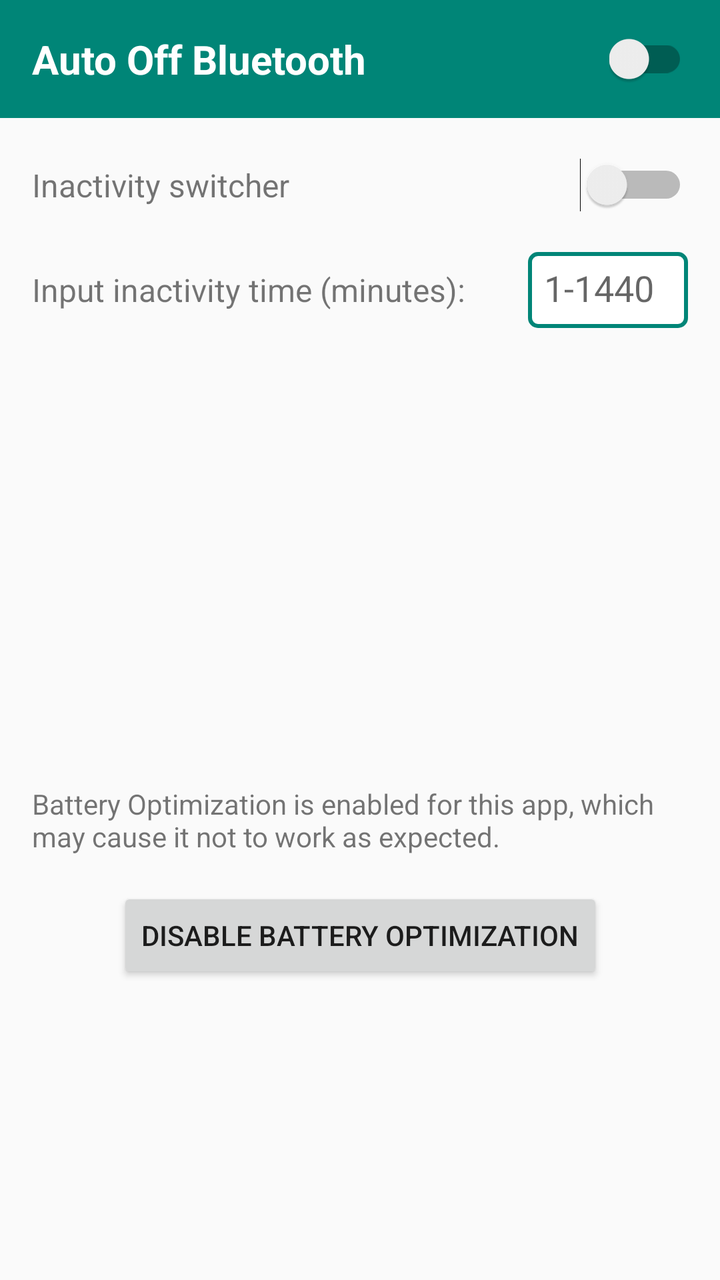
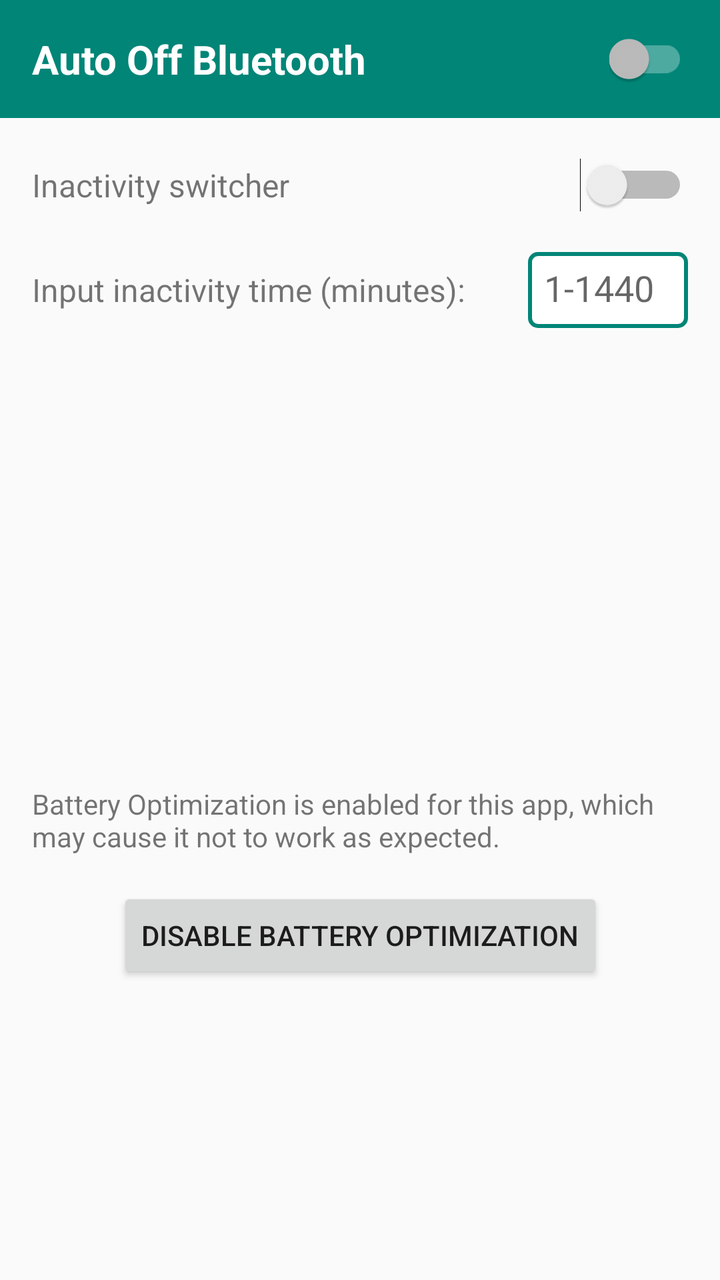

Before-and-after screenshots of an Android layout around one commit, followed by the original layout XML and the change that was made.
<!-- AndroidManifest.xml: application theme AppTheme -->
<!-- res/layout/activity_main.xml -->
<?xml version="1.0" encoding="utf-8"?>
<androidx.constraintlayout.widget.ConstraintLayout 
    xmlns:android="http://schemas.android.com/apk/res/android"
    xmlns:app="http://schemas.android.com/apk/res-auto"
    xmlns:tools="http://schemas.android.com/tools"
    android:layout_width="match_parent"
    android:layout_height="match_parent"
    tools:context=".MainActivity">

    <LinearLayout
        android:id="@+id/masterSwitchContainer"
        android:layout_width="match_parent"
        android:layout_height="wrap_content"
        android:orientation="horizontal"
        android:padding="16dp"
        android:gravity="center_vertical"
        android:background="@color/colorPrimary"
        app:layout_constraintTop_toTopOf="parent"
        app:layout_constraintStart_toStartOf="parent"
        app:layout_constraintEnd_toEndOf="parent">

        <TextView
            android:layout_width="0dp"
            android:layout_height="wrap_content"
            android:layout_weight="1"
            android:text="@string/app_name"
            android:textSize="20sp"
            android:textStyle="bold"
            android:textColor="@android:color/white" />

        <androidx.appcompat.widget.SwitchCompat
            android:id="@+id/master_switch"
            android:layout_width="wrap_content"
            android:layout_height="wrap_content"
            android:theme="@style/Theme.AppCompat.Light" />
    </LinearLayout>

    <LinearLayout
        android:id="@+id/inactivityContainer"
        android:layout_width="match_parent"
        android:layout_height="wrap_content"
        android:orientation="horizontal"
        android:gravity="center_vertical"
        android:paddingStart="16dp"
        android:paddingEnd="16dp"
        android:layout_marginTop="20dp"
        app:layout_constraintTop_toBottomOf="@+id/masterSwitchContainer"
        app:layout_constraintStart_toStartOf="parent"
        app:layout_constraintEnd_toEndOf="parent">

        <TextView
            android:id="@+id/inactivityLabel"
            android:layout_width="0dp"
            android:layout_height="wrap_content"
            android:layout_weight="1"
            android:text="@string/inactivitySwitchLabel"
            android:textSize="16sp" />

        <Switch
            android:id="@+id/inactivitySwitch"
            android:layout_width="wrap_content"
            android:layout_height="wrap_content"
            android:theme="@style/SwitchTheme"
            android:layout_marginStart="12dp" />
    </LinearLayout>

    <LinearLayout
        android:id="@+id/inactivityTimeContainer"
        android:layout_width="match_parent"
        android:layout_height="wrap_content"
        android:orientation="horizontal"
        android:gravity="center_vertical"
        android:paddingStart="16dp"
        android:paddingEnd="16dp"
        android:layout_marginTop="20dp"
        app:layout_constraintTop_toBottomOf="@+id/inactivityContainer"
        app:layout_constraintStart_toStartOf="parent"
        app:layout_constraintEnd_toEndOf="parent">

        <TextView
            android:id="@+id/inactivityInputLabel"
            android:layout_width="0dp"
            android:layout_height="wrap_content"
            android:layout_weight="1"
            android:text="@string/inactivityInputLabel"
            android:textSize="16sp" />

        <EditText
            android:id="@+id/inactivityTimeInput"
            android:layout_width="80dp"
            android:layout_height="38dp"
            android:inputType="number"
            android:hint="@string/inactivityHint"
            android:textAlignment="center"
            android:enabled="false"
            android:background="@drawable/edittext_border"
            android:paddingStart="8dp"
            android:paddingEnd="8dp"
            android:layout_marginStart="12dp" />
    </LinearLayout>

    <View
        android:id="@+id/spacer"
        android:layout_width="0dp"
        android:layout_height="16dp"
        app:layout_constraintTop_toBottomOf="@+id/inactivityTimeContainer"
        app:layout_constraintStart_toStartOf="parent"
        app:layout_constraintEnd_toEndOf="parent" />

    <TextView
        android:id="@+id/WelcomeText"
        android:layout_width="wrap_content"
        android:layout_height="wrap_content"
        android:text="@string/WelcomeText"
        android:visibility="gone"
        app:layout_constraintBottom_toBottomOf="parent"
        app:layout_constraintStart_toStartOf="parent"
        app:layout_constraintEnd_toEndOf="parent"
        app:layout_constraintTop_toTopOf="parent" />

    <TextView
        android:id="@+id/batteryOptimizationText"
        android:layout_width="0dp"
        android:layout_height="wrap_content"
        android:text="@string/batteryOptimizationText"
        android:textAlignment="center"
        android:padding="16sp"
        app:layout_constraintBottom_toBottomOf="parent"
        app:layout_constraintStart_toStartOf="parent"
        app:layout_constraintEnd_toEndOf="parent"
        app:layout_constraintTop_toBottomOf="@+id/spacer" />

    <Button
        android:id="@+id/batteryOptimizationButton"
        android:layout_width="wrap_content"
        android:layout_height="wrap_content"
        android:text="@string/batteryOptimizationButton"
        android:onClick="disableBatteryOptimization"
        app:layout_constraintStart_toStartOf="parent"
        app:layout_constraintEnd_toEndOf="parent"
        app:layout_constraintTop_toBottomOf="@+id/batteryOptimizationText" />

</androidx.constraintlayout.widget.ConstraintLayout>
<!-- resources referenced by this layout -->
<resources>
  <color name="colorPrimary">#008577</color>
  <!-- drawable edittext_border (drawable) -->
  <?xml version="1.0" encoding="utf-8"?>
  <shape xmlns:android="http://schemas.android.com/apk/res/android"
      android:shape="rectangle">
      <solid android:color="#FFFFFF" />
      <stroke
          android:width="2dp"
          android:color="#008577" />
      <corners android:radius="4dp" />
      <padding
          android:left="8dp"
          android:right="8dp"
          android:top="8dp"
          android:bottom="8dp" />
  </shape>
  <string name="WelcomeText">Nothing to configure! Bluetooth will turn off automatically.</string>
  <string name="app_name">Auto Off Bluetooth</string>
  <string name="batteryOptimizationButton">Disable Battery Optimization</string>
  <string name="batteryOptimizationText">Battery Optimization is enabled for this app, which may cause it not to work as expected.</string>
  <string name="inactivityHint">1-1440</string>
  <string name="inactivityInputLabel">Input inactivity time (minutes):</string>
  <string name="inactivitySwitchLabel">Inactivity switcher</string>
  <style name="SwitchTheme" parent="Theme.AppCompat.Light">
          <item name="colorControlActivated">@color/colorPrimary</item>
          <item name="colorSwitchThumbNormal">@color/colorPrimary</item>
      </style>
  <style name="AppTheme" parent="Theme.AppCompat.Light.NoActionBar">
          
          <item name="colorPrimary">@color/colorPrimary</item>
          <item name="colorPrimaryDark">@color/colorPrimaryDark</item>
          <item name="colorAccent">@color/colorAccent</item>
      </style>
  <color name="colorPrimaryDark">#00574B</color>
  <color name="colorAccent">#008577</color>
</resources>

<!-- the commit's change to res/layout/activity_main.xml (unified diff, before → after) -->
@@ -32,7 +32,7 @@
             android:id="@+id/master_switch"
             android:layout_width="wrap_content"
             android:layout_height="wrap_content"
-            android:theme="@style/Theme.AppCompat.Light" />
+            android:theme="@style/MasterSwitchTheme" />
     </LinearLayout>
 
     <LinearLayout
<!-- resource entries referenced after the edit -->
@@ -23,6 +23,9 @@
   <string name="inactivityHint">1-1440</string>
   <string name="inactivityInputLabel">Input inactivity time (minutes):</string>
   <string name="inactivitySwitchLabel">Inactivity switcher</string>
+  <style name="MasterSwitchTheme" parent="ThemeOverlay.AppCompat.Dark">
+          <item name="colorControlActivated">@color/white</item>
+      </style>
   <style name="SwitchTheme" parent="Theme.AppCompat.Light">
           <item name="colorControlActivated">@color/colorPrimary</item>
           <item name="colorSwitchThumbNormal">@color/colorPrimary</item>
